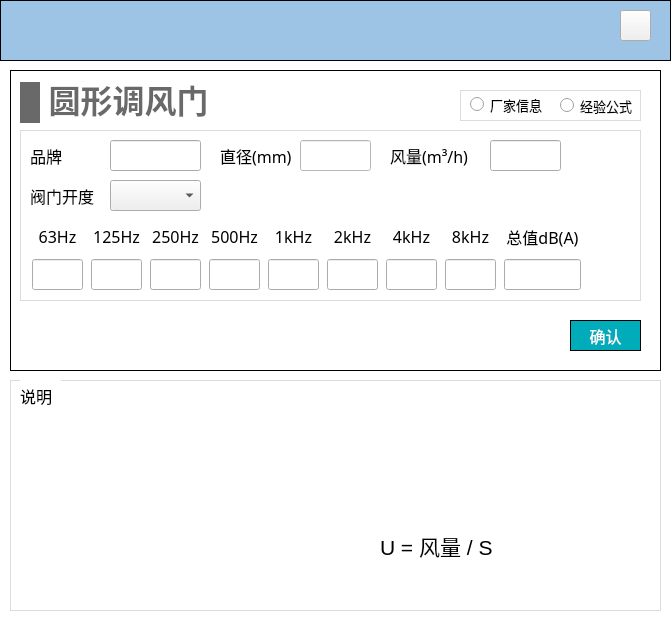
This is NoiseCalSoft/inputDialog/dialog_circular_damper.ui in haobana/NoiCal as Qt 5 draws it before an edit. The edited form follows.
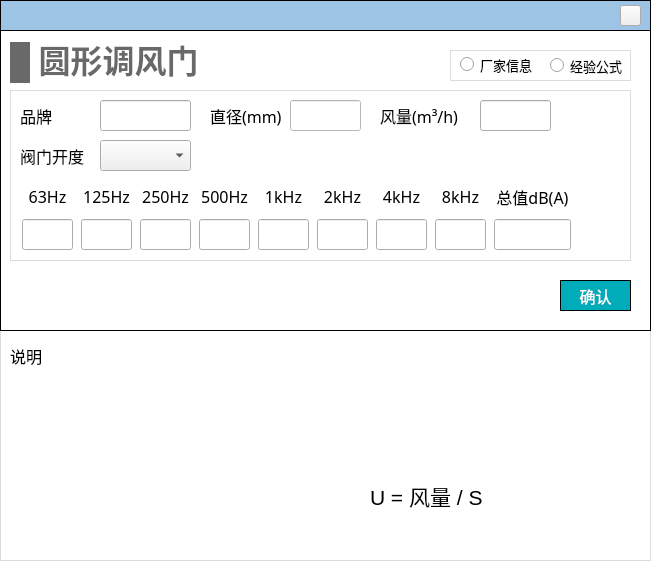
This is the edited form. Icons and pictures are not drawn.

```diff
--- a/NoiseCalSoft/inputDialog/dialog_circular_damper.ui
+++ b/NoiseCalSoft/inputDialog/dialog_circular_damper.ui
@@ -6,16 +6,10 @@
    <rect>
     <x>0</x>
     <y>0</y>
-    <width>671</width>
-    <height>621</height>
+    <width>651</width>
+    <height>561</height>
    </rect>
   </property>
-  <property name="minimumSize">
-   <size>
-    <width>671</width>
-    <height>621</height>
-   </size>
-  </property>
   <property name="windowTitle">
    <string>Dialog</string>
   </property>
@@ -40,8 +34,8 @@
   <widget class="QWidget" name="widget_terminal" native="true">
    <property name="geometry">
     <rect>
-     <x>10</x>
-     <y>70</y>
+     <x>0</x>
+     <y>30</y>
      <width>651</width>
      <height>301</height>
     </rect>
@@ -69,8 +63,13 @@
 
 QLabel
 {
-font-family: 'Microsoft YaHei';
+font-family: '黑体';
 font-size: 16px;
+}
+
+QLineEdit
+{
+font-family: '黑体';
 }</string>
     </property>
     <widget class="QLineEdit" name="lineEdit_brand">
@@ -84,7 +83,7 @@
      </property>
      <property name="font">
       <font>
-       <family>Microsoft YaHei</family>
+       <family>黑体</family>
        <pointsize>-1</pointsize>
       </font>
      </property>
@@ -100,7 +99,7 @@
      </property>
      <property name="font">
       <font>
-       <family>Microsoft YaHei</family>
+       <family>黑体</family>
        <pointsize>-1</pointsize>
       </font>
      </property>
@@ -116,7 +115,7 @@
      </property>
      <property name="font">
       <font>
-       <family>Microsoft YaHei</family>
+       <family>黑体</family>
        <pointsize>-1</pointsize>
       </font>
      </property>
@@ -135,7 +134,7 @@
      </property>
      <property name="font">
       <font>
-       <family>Microsoft YaHei</family>
+       <family>黑体</family>
        <pointsize>-1</pointsize>
       </font>
      </property>
@@ -154,7 +153,7 @@
      </property>
      <property name="font">
       <font>
-       <family>Microsoft YaHei</family>
+       <family>黑体</family>
        <pointsize>-1</pointsize>
       </font>
      </property>
@@ -205,7 +204,7 @@
        </property>
        <property name="font">
         <font>
-         <family>Microsoft YaHei</family>
+         <family>黑体</family>
          <pointsize>-1</pointsize>
         </font>
        </property>
@@ -221,7 +220,7 @@
        </property>
        <property name="font">
         <font>
-         <family>Microsoft YaHei</family>
+         <family>黑体</family>
          <pointsize>-1</pointsize>
         </font>
        </property>
@@ -242,7 +241,7 @@
        </property>
        <property name="font">
         <font>
-         <family>Microsoft YaHei</family>
+         <family>黑体</family>
          <pointsize>-1</pointsize>
         </font>
        </property>
@@ -261,7 +260,7 @@
        </property>
        <property name="font">
         <font>
-         <family>Microsoft YaHei</family>
+         <family>黑体</family>
          <pointsize>-1</pointsize>
         </font>
        </property>
@@ -296,7 +295,7 @@
           </property>
           <property name="font">
            <font>
-            <family>Microsoft YaHei</family>
+            <family>黑体</family>
             <pointsize>-1</pointsize>
            </font>
           </property>
@@ -324,7 +323,7 @@
           </property>
           <property name="font">
            <font>
-            <family>Microsoft YaHei</family>
+            <family>黑体</family>
             <pointsize>-1</pointsize>
            </font>
           </property>
@@ -353,7 +352,7 @@
           </property>
           <property name="font">
            <font>
-            <family>Microsoft YaHei</family>
+            <family>黑体</family>
             <pointsize>-1</pointsize>
            </font>
           </property>
@@ -381,7 +380,7 @@
           </property>
           <property name="font">
            <font>
-            <family>Microsoft YaHei</family>
+            <family>黑体</family>
             <pointsize>-1</pointsize>
            </font>
           </property>
@@ -410,7 +409,7 @@
           </property>
           <property name="font">
            <font>
-            <family>Microsoft YaHei</family>
+            <family>黑体</family>
             <pointsize>-1</pointsize>
            </font>
           </property>
@@ -438,7 +437,7 @@
           </property>
           <property name="font">
            <font>
-            <family>Microsoft YaHei</family>
+            <family>黑体</family>
             <pointsize>-1</pointsize>
            </font>
           </property>
@@ -467,7 +466,7 @@
           </property>
           <property name="font">
            <font>
-            <family>Microsoft YaHei</family>
+            <family>黑体</family>
             <pointsize>-1</pointsize>
            </font>
           </property>
@@ -495,7 +494,7 @@
           </property>
           <property name="font">
            <font>
-            <family>Microsoft YaHei</family>
+            <family>黑体</family>
             <pointsize>-1</pointsize>
            </font>
           </property>
@@ -524,7 +523,7 @@
           </property>
           <property name="font">
            <font>
-            <family>Microsoft YaHei</family>
+            <family>黑体</family>
             <pointsize>-1</pointsize>
            </font>
           </property>
@@ -552,7 +551,7 @@
           </property>
           <property name="font">
            <font>
-            <family>Microsoft YaHei</family>
+            <family>黑体</family>
             <pointsize>-1</pointsize>
            </font>
           </property>
@@ -584,7 +583,7 @@
           </property>
           <property name="font">
            <font>
-            <family>Microsoft YaHei</family>
+            <family>黑体</family>
             <pointsize>-1</pointsize>
            </font>
           </property>
@@ -612,7 +611,7 @@
           </property>
           <property name="font">
            <font>
-            <family>Microsoft YaHei</family>
+            <family>黑体</family>
             <pointsize>-1</pointsize>
            </font>
           </property>
@@ -641,7 +640,7 @@
           </property>
           <property name="font">
            <font>
-            <family>Microsoft YaHei</family>
+            <family>黑体</family>
             <pointsize>-1</pointsize>
            </font>
           </property>
@@ -669,7 +668,7 @@
           </property>
           <property name="font">
            <font>
-            <family>Microsoft YaHei</family>
+            <family>黑体</family>
             <pointsize>-1</pointsize>
            </font>
           </property>
@@ -698,7 +697,7 @@
           </property>
           <property name="font">
            <font>
-            <family>Microsoft YaHei</family>
+            <family>黑体</family>
             <pointsize>-1</pointsize>
            </font>
           </property>
@@ -726,7 +725,7 @@
           </property>
           <property name="font">
            <font>
-            <family>Microsoft YaHei</family>
+            <family>黑体</family>
             <pointsize>-1</pointsize>
            </font>
           </property>
@@ -755,7 +754,7 @@
           </property>
           <property name="font">
            <font>
-            <family>Microsoft YaHei</family>
+            <family>黑体</family>
             <pointsize>-1</pointsize>
            </font>
           </property>
@@ -783,7 +782,7 @@
           </property>
           <property name="font">
            <font>
-            <family>Microsoft YaHei</family>
+            <family>黑体</family>
             <pointsize>-1</pointsize>
            </font>
           </property>
@@ -811,7 +810,7 @@
     </property>
     <property name="font">
      <font>
-      <family>Microsoft YaHei</family>
+      <family>黑体</family>
       <pointsize>12</pointsize>
      </font>
     </property>
@@ -861,7 +860,7 @@
      </property>
      <property name="font">
       <font>
-       <family>Microsoft YaHei</family>
+       <family>黑体</family>
        <pointsize>10</pointsize>
       </font>
      </property>
@@ -880,7 +879,7 @@
      </property>
      <property name="font">
       <font>
-       <family>Microsoft YaHei</family>
+       <family>黑体</family>
        <pointsize>10</pointsize>
       </font>
      </property>
@@ -967,8 +966,8 @@
     <rect>
      <x>0</x>
      <y>0</y>
-     <width>671</width>
-     <height>61</height>
+     <width>651</width>
+     <height>31</height>
     </rect>
    </property>
    <property name="styleSheet">
@@ -983,9 +982,9 @@
     <property name="geometry">
      <rect>
       <x>620</x>
-      <y>10</y>
-      <width>31</width>
-      <height>31</height>
+      <y>5</y>
+      <width>21</width>
+      <height>21</height>
      </rect>
     </property>
     <property name="styleSheet">
@@ -999,8 +998,8 @@
   <widget class="QStackedWidget" name="stackedWidget_descri">
    <property name="geometry">
     <rect>
-     <x>10</x>
-     <y>380</y>
+     <x>0</x>
+     <y>330</y>
      <width>651</width>
      <height>231</height>
     </rect>
@@ -1015,8 +1014,9 @@
     <string notr="true">background-color: rgb(255, 255, 255);</string>
    </property>
    <property name="currentIndex">
-    <number>0</number>
+    <number>1</number>
    </property>
+   <widget class="QWidget" name="page_white"/>
    <widget class="QWidget" name="page_descri">
     <widget class="QWidget" name="widget_6" native="true">
      <property name="geometry">
@@ -1043,7 +1043,7 @@
       <property name="geometry">
        <rect>
         <x>10</x>
-        <y>0</y>
+        <y>10</y>
         <width>41</width>
         <height>31</height>
        </rect>
@@ -1125,8 +1125,10 @@
      </widget>
     </widget>
    </widget>
-   <widget class="QWidget" name="page_white"/>
   </widget>
+  <zorder>widget_top</zorder>
+  <zorder>stackedWidget_descri</zorder>
+  <zorder>widget_terminal</zorder>
  </widget>
  <resources/>
  <connections/>
```
